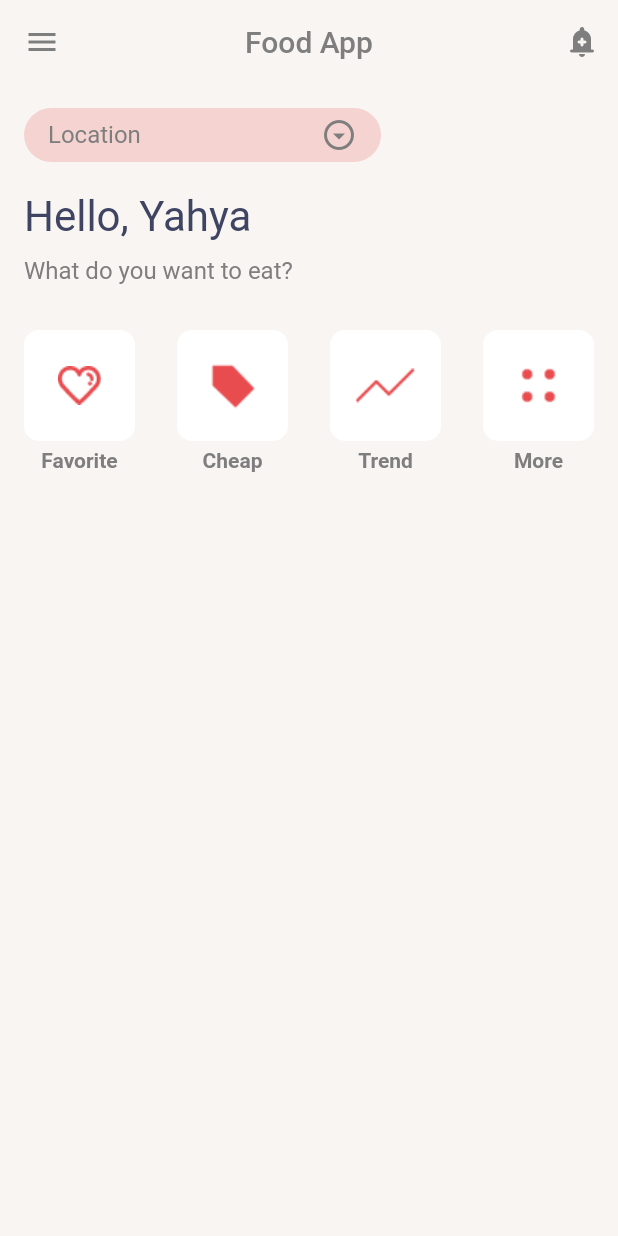
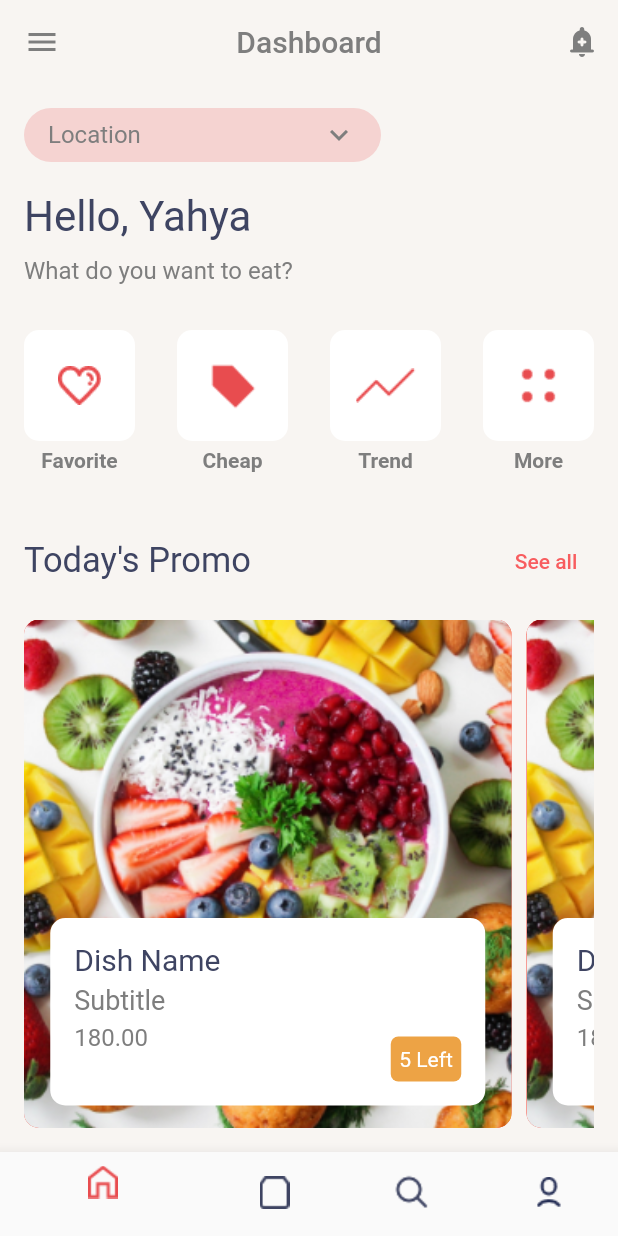
Before and after one commit to shafi21064/food_app, a Flutter app: the screen it shows after launch, on a phone screen of 412 x 824 dp. Run offline on Flutter 3.47's test engine with Material 2 defaults, Android fonts, the phone set to English and light mode, and no system bars.

Commit message:
Almost Completed

```diff
--- /dev/null
+++ b/lib/Components/bottom_navigation.dart
@@ -0,0 +1,40 @@
+import 'package:flutter/material.dart';
+import 'package:food_app/screens/Item_screen.dart';
+import 'package:food_app/screens/home.dart';
+import 'package:food_app/screens/search_screen.dart';
+import 'package:food_app/screens/user_screen.dart';
+
+class BottomNavigation extends StatefulWidget {
+  const BottomNavigation({super.key});
+
+  @override
+  State<BottomNavigation> createState() => _BottomNavigationState();
+}
+
+class _BottomNavigationState extends State<BottomNavigation> {
+
+  static const pages = [HomeScreen(), ItemScreen(),SearchScreen(), UserScreen(),];
+
+  int currentIndex = 0;
+
+  @override
+  Widget build(BuildContext context) {
+    return Scaffold(
+      bottomNavigationBar: BottomNavigationBar(
+        currentIndex: currentIndex,
+        items: [
+          BottomNavigationBarItem(icon: Image.asset('lib/assets/images/b_home.png'), label: ''),
+          BottomNavigationBarItem(icon: Image.asset('lib/assets/images/b_item.png'), label: ''),
+          BottomNavigationBarItem(icon: Image.asset('lib/assets/images/b_search.png'), label: ''),
+          BottomNavigationBarItem(icon: Image.asset('lib/assets/images/b_user.png'), label: '')
+        ],
+        onTap: (index){
+          setState(() {
+            currentIndex = index;
+          });
+        },
+      ),
+      body: pages[currentIndex],
+    );
+  }
+}
--- /dev/null
+++ b/lib/Components/dish_item.dart
@@ -0,0 +1,96 @@
+import 'package:flutter/material.dart';
+
+class DishItem extends StatelessWidget {
+  const DishItem({super.key});
+
+  @override
+  Widget build(BuildContext context) {
+    return Stack(
+        alignment: Alignment.center,
+        children: [
+          Container(
+            padding: const EdgeInsets.all(8),
+            height: MediaQuery.sizeOf(context).height,
+            width: 325,
+            decoration: BoxDecoration(
+                image: const DecorationImage(
+                    image: AssetImage(
+                      'lib/assets/images/dish_one.png',
+                    ),
+                    fit: BoxFit.cover),
+                borderRadius: BorderRadius.circular(10),
+                color: Colors.red
+            ),
+          ),
+          Positioned (
+            bottom: 15,
+            child: Container(
+              padding: const EdgeInsets.all(16),
+              height: 125,
+              width: 290,
+              decoration: BoxDecoration(
+                color: Colors.white,
+                borderRadius: BorderRadius.circular(10),
+              ),
+              child: Stack(
+                children: [
+                  const Column(
+                    mainAxisAlignment: MainAxisAlignment.start,
+                    crossAxisAlignment: CrossAxisAlignment.start,
+                    children: [
+                      Text(
+                        'Dish Name',
+                        style: TextStyle(
+                          color: Color(0xff3E4462),
+                          fontSize: 20,
+                        ),
+                      ),
+                      SizedBox(
+                        height: 5,
+                      ),
+                      Text(
+                        'Subtitle',
+                        style: TextStyle(
+                            color: Color(0xff7E7E7E),
+                            fontSize: 18
+                        ),
+                      ),
+                      SizedBox(
+                        height: 5,
+                      ),
+                      Text(
+                        '180.00',
+                        style: TextStyle(
+                            color: Color(0xff7E7E7E),
+                            fontSize: 16
+                        ),
+                      ),
+                    ],
+                  ),
+                  Positioned(
+                    bottom: 0,
+                    right: 0,
+                    child: Container(
+                      height: 30,
+                      width: 47,
+                      decoration: BoxDecoration(
+                          color: const Color(0xffEDA345),
+                          borderRadius: BorderRadius.circular(5)
+                      ),
+                      child: const Center(
+                        child: Text(
+                          '5 Left',
+                          style: TextStyle(
+                              color: Colors.white
+                          ),
+                        ),
+                      ),
+                    ),
+                  )
+                ],
+              ),
+            ),
+          )
+        ]);
+  }
+}
--- a/lib/main.dart
+++ b/lib/main.dart
@@ -1,4 +1,5 @@
 import 'package:flutter/material.dart';
+import 'package:food_app/Components/bottom_navigation.dart';
 import 'package:food_app/screens/home.dart';
 
 void main() {
@@ -15,7 +16,7 @@ class MyApp extends StatelessWidget {
         primaryColor: Color(0xff7E7E7E),
       ),
       debugShowCheckedModeBanner: false,
-      home: HomeScreen(),
+      home: BottomNavigation(),
     );
   }
 }
--- /dev/null
+++ b/lib/screens/Item_screen.dart
@@ -0,0 +1,14 @@
+import 'package:flutter/material.dart';
+
+class ItemScreen extends StatelessWidget {
+  const ItemScreen({super.key});
+
+  @override
+  Widget build(BuildContext context) {
+    return Scaffold(
+      body: Center(
+        child: Text('Item'),
+      ),
+    );
+  }
+}
--- a/lib/screens/home.dart
+++ b/lib/screens/home.dart
@@ -1,4 +1,6 @@
 import 'package:flutter/material.dart';
+import 'package:food_app/Components/bottom_navigation.dart';
+import 'package:food_app/Components/dish_item.dart';
 import 'package:food_app/Components/menu_box.dart';
 
 class HomeScreen extends StatelessWidget {
@@ -14,7 +16,7 @@ class HomeScreen extends StatelessWidget {
           color: Color(0xff7E7E7E),
         ),
         title: const Text(
-          'Food App',
+          'Dashboard',
           style: TextStyle(color: Color(0xff7E7E7E)),
         ),
         centerTitle: true,
@@ -29,8 +31,8 @@ class HomeScreen extends StatelessWidget {
               ))
         ],
       ),
-      body: Container(
-        margin: const EdgeInsets.all(16),
+      body: Padding(
+        padding: const EdgeInsets.all(16.0),
         child: Column(
           mainAxisAlignment: MainAxisAlignment.start,
           crossAxisAlignment: CrossAxisAlignment.start,
@@ -52,7 +54,7 @@ class HomeScreen extends StatelessWidget {
                       style: TextStyle(fontSize: 16, color: Color(0xff7E7E7E)),
                     ),
                     Icon(
-                      Icons.arrow_drop_down_circle_outlined,
+                      Icons.keyboard_arrow_down,
                       color: Color(0xff7E7E7E),
                     )
                   ],
@@ -78,14 +80,13 @@ class HomeScreen extends StatelessWidget {
                     ),
                     Text(
                       'What do you want to eat?',
-                      style: TextStyle(
-                        fontSize: 16,
-                        color: Color(0xff7E7E7E)
-                      ),
+                      style: TextStyle(fontSize: 16, color: Color(0xff7E7E7E)),
                     )
                   ],
                 )),
-            const SizedBox(height: 26,),
+            const SizedBox(
+              height: 26,
+            ),
             SizedBox(
               height: 105,
               width: MediaQuery.sizeOf(context).width,
@@ -109,7 +110,40 @@ class HomeScreen extends StatelessWidget {
                     menuIcon: 'lib/assets/images/more.png',
                     menuTitle: 'More',
                   ),
-
+                ],
+              ),
+            ),
+            const SizedBox(
+              height: 25,
+            ),
+            Row(
+              mainAxisAlignment: MainAxisAlignment.spaceBetween,
+              children: [
+                const Text(
+                  "Today's Promo",
+                  style: TextStyle(fontSize: 23, color: Color(0xff3E4462)),
+                ),
+                TextButton(
+                    onPressed: () {},
+                    child: Text(
+                      'See all',
+                      style: TextStyle(
+                          color: const Color(0xff84C4F).withOpacity(.9)),
+                    ))
+              ],
+            ),
+            const SizedBox(
+              height: 15,
+            ),
+            Expanded(
+              child: ListView(
+                scrollDirection: Axis.horizontal,
+                children: const [
+                  DishItem(),
+                  SizedBox(
+                    width: 10,
+                  ),
+                  DishItem()
                 ],
               ),
             )
--- /dev/null
+++ b/lib/screens/search_screen.dart
@@ -0,0 +1,14 @@
+import 'package:flutter/material.dart';
+
+class SearchScreen extends StatelessWidget {
+  const SearchScreen({super.key});
+
+  @override
+  Widget build(BuildContext context) {
+    return Scaffold(
+      body: Center(
+        child: Text('Search'),
+      ),
+    );
+  }
+}
--- /dev/null
+++ b/lib/screens/user_screen.dart
@@ -0,0 +1,14 @@
+import 'package:flutter/material.dart';
+
+class UserScreen extends StatelessWidget {
+  const UserScreen({super.key});
+
+  @override
+  Widget build(BuildContext context) {
+    return Scaffold(
+      body: Center(
+        child: Text('user'),
+      ),
+    );;
+  }
+}
```
Also changed, not shown: lib/assets/images/Ellipse 44.png (added), lib/assets/images/b_home.png (added), lib/assets/images/b_item.png (added), lib/assets/images/b_search.png (added), lib/assets/images/b_user.png (added), lib/assets/images/dish_one.png (added), lib/assets/images/dish_two.png (added).
